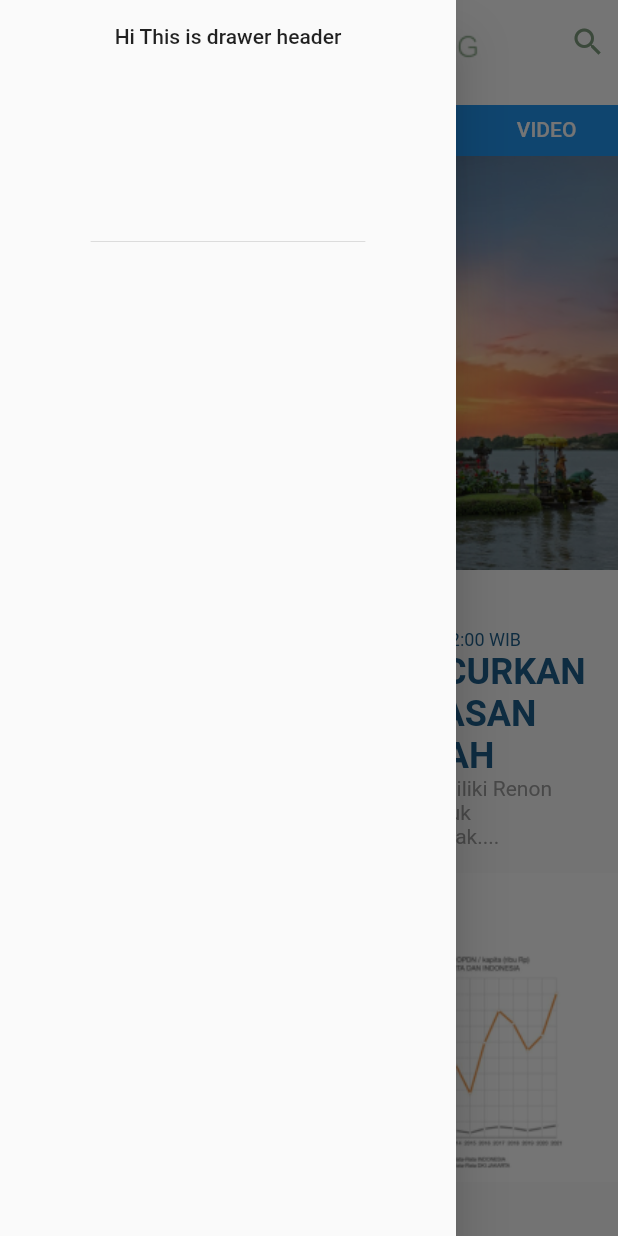
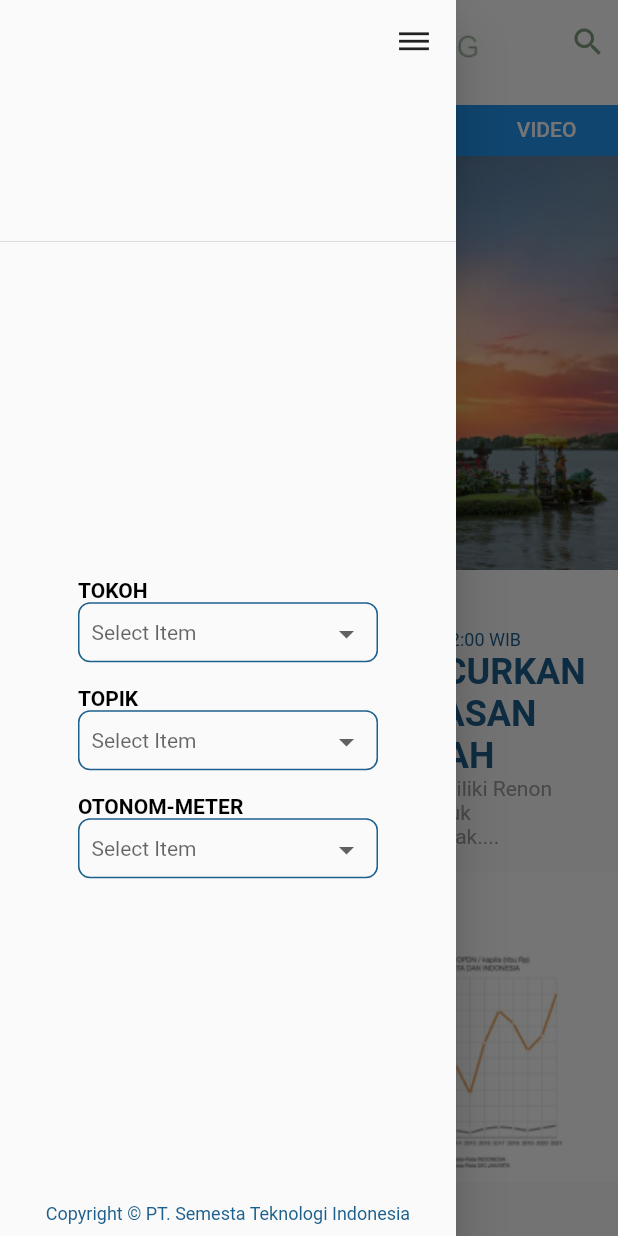
Before and after one commit to imaldi/flutter_neraca_ruang, a Flutter app: the screen it shows after launch, with the side drawer open, on a phone screen of 412 x 824 dp. Run offline on Flutter 3.47's test engine with Material 2 defaults, Android fonts, the phone set to English and light mode, and no system bars; drawn by our look-alikes of dropdown_button2.

Commit message:
done 3 searchable dropdown in drawer

```diff
--- a/lib/main.dart
+++ b/lib/main.dart
@@ -1,4 +1,5 @@
 import 'package:flutter/material.dart';
+import 'package:flutter_neraca_ruang/presentation/widgets/drawer_content.dart';
 import 'package:flutter_neraca_ruang/presentation/widgets/tab_menu_item.dart';
 
 import 'core/consts/colors.dart';
@@ -23,13 +24,14 @@ class MyApp extends StatelessWidget {
             headlineSmall: Theme.of(context).textTheme.headlineSmall?.copyWith(
                 color: const Color(titleColorText),
                 fontWeight: FontWeight.bold),
-            bodyMedium: TextStyle(color: Colors.grey),
-            bodySmall: TextStyle(color: Color(titleColorText))),
+            bodyMedium: const TextStyle(color: Colors.grey),
+            bodySmall: const TextStyle(color: Color(titleColorText))),
         appBarTheme: Theme.of(context).appBarTheme.copyWith(
             backgroundColor: Colors.white,
-            titleTextStyle: TextStyle(color: Colors.black),
-            iconTheme: IconThemeData(color: Color(appBarIconColor)),
-            actionsIconTheme: IconThemeData(color: Color(appBarIconColor))),
+            titleTextStyle: const TextStyle(color: Colors.black),
+            iconTheme: const IconThemeData(color: Color(appBarIconColor)),
+            actionsIconTheme:
+                const IconThemeData(color: Color(appBarIconColor))),
       ),
       home: const MyHomePage(title: 'Flutter Demo Home Page'),
     );
@@ -46,7 +48,7 @@ class MyHomePage extends StatefulWidget {
 }
 
 class _MyHomePageState extends State<MyHomePage> {
-  TabBar get _tabBar => TabBar(
+  TabBar get _tabBar => const TabBar(
         isScrollable: true,
         indicatorColor: Colors.transparent,
         tabs: [
@@ -81,8 +83,24 @@ class _MyHomePageState extends State<MyHomePage> {
         ),
         drawer: Drawer(
           child: Column(
-            children: const [
-              DrawerHeader(child: Text("Hi This is drawer header")),
+            mainAxisAlignment: MainAxisAlignment.spaceBetween,
+            children: [
+              DrawerHeader(
+                  child: Row(
+                crossAxisAlignment: CrossAxisAlignment.start,
+                mainAxisAlignment: MainAxisAlignment.end,
+                children: [
+                  Icon(Icons.dehaze),
+                ],
+              )),
+              DrawerContent(),
+              Padding(
+                padding: const EdgeInsets.only(bottom: 8.0),
+                child: Text(
+                  "Copyright © PT. Semesta Teknologi Indonesia",
+                  style: Theme.of(context).textTheme.bodySmall,
+                ),
+              ),
             ],
           ),
         ),
@@ -94,7 +112,7 @@ class _MyHomePageState extends State<MyHomePage> {
                 padding: const EdgeInsets.all(medium),
                 child: Column(
                   children: [
-                    Icon(Icons.newspaper),
+                    const Icon(Icons.newspaper),
                     Text(
                       'Anita Basudara (nama editor) 26/05/2023, 12:00 WIB',
                       style: Theme.of(context).textTheme.bodySmall,
@@ -114,21 +132,19 @@ class _MyHomePageState extends State<MyHomePage> {
                 padding: const EdgeInsets.all(medium),
                 child: Column(
                   children: [
-                    Icon(Icons.notes),
+                    const Icon(Icons.notes),
                     Text(
                       "PARADOKS DESENTRALISASI : CUMA 4 PERSEN TAPI DAPAT SETENGAH",
                       style: Theme.of(context).textTheme.headlineSmall,
                       textAlign: TextAlign.center,
                     ),
-                    Text(
+                    const Text(
                         "Sebagian realisasi anggaran yang ditransfer pemerintah pusat ke daerah (propinsi, kota, maupun kabupaten), merupakan dana bagi hasil (DBH). Sumber pendapat yang menjadi hak konstitusi mereka. Maka, selain pendapatan asli daerah (PAD), otonomi fiskal yang 'murni' merupakan kemampuan masing-masing mereka, juga dicerminkan tingkat perolehan DBH-nya."),
                   ],
                 ),
               ),
               SingleChildScrollView(
                   scrollDirection: Axis.horizontal,
-                  child: Container(
-                    constraints: BoxConstraints(maxHeight: 250),
                   child: Row(
                     children: [
                       Image.asset("assets/images/sliding_1.png"),
@@ -138,35 +154,37 @@ class _MyHomePageState extends State<MyHomePage> {
                               margin: const EdgeInsets.symmetric(
                                   horizontal: medium),
                               constraints: BoxConstraints(
-                                    minWidth: MediaQuery.of(context)
-                                                .orientation ==
+                                  maxHeight: 250,
+                                  minWidth:
+                                      MediaQuery.of(context).orientation ==
                                               Orientation.portrait
                                           ? MediaQuery.of(context).size.width
                                           : MediaQuery.of(context).size.height,
-                                    maxWidth: MediaQuery.of(context)
-                                                .orientation ==
+                                  maxWidth:
+                                      MediaQuery.of(context).orientation ==
                                               Orientation.portrait
                                           ? MediaQuery.of(context).size.width
                                           : MediaQuery.of(context).size.height),
+                              child: SizedBox.expand(
                                 child: FittedBox(
-                                  fit: BoxFit.contain,
+                                  fit: BoxFit.cover,
                                   child: e,
+                                ),
                               ),
                             ))
                         .toList(),
-                    ),
                   )),
               Padding(
                 padding: const EdgeInsets.all(medium),
                 child: Column(
                   children: [
-                    Icon(Icons.mail),
+                    const Icon(Icons.mail),
                     Text(
                       "20 TAHUN OTONOMI DAERAH",
                       style: Theme.of(context).textTheme.headlineSmall,
                       textAlign: TextAlign.center,
                     ),
-                    Text(
+                    const Text(
                         "Era desentralisasi telah mendorong kepala daerah berinovasi dalam mengembangkan wilayah mereka untuk."),
                   ],
                 ),
@@ -176,20 +194,20 @@ class _MyHomePageState extends State<MyHomePage> {
                 padding: const EdgeInsets.all(medium),
                 child: Column(
                   children: [
-                    Icon(Icons.play_arrow),
+                    const Icon(Icons.play_arrow),
                     Text(
                       "PLANOLOGI MENGGUGAT (EPISODE 2 : MEMBERI MANFAAT ATAU MENGUNDANG BENCANA?)",
                       style: Theme.of(context).textTheme.headlineSmall,
                       textAlign: TextAlign.center,
                     ),
-                    Text("Ini Isi Sinopsis Video"),
+                    const Text("Ini Isi Sinopsis Video"),
                   ],
                 ),
               ),
               SingleChildScrollView(
                   scrollDirection: Axis.horizontal,
                   child: Container(
-                    constraints: BoxConstraints(maxHeight: 250),
+                    constraints: const BoxConstraints(maxHeight: 250),
                     child: Row(
                       children: [
                         Image.asset("assets/images/sliding_1.png"),
@@ -209,9 +227,11 @@ class _MyHomePageState extends State<MyHomePage> {
                                             Orientation.portrait
                                         ? MediaQuery.of(context).size.width
                                         : MediaQuery.of(context).size.height),
+                                child: SizedBox.expand(
                                   child: FittedBox(
                                     fit: BoxFit.contain,
                                     child: e,
+                                  ),
                                 ),
                               ))
                           .toList(),
@@ -221,8 +241,8 @@ class _MyHomePageState extends State<MyHomePage> {
                 padding: const EdgeInsets.all(medium),
                 child: Column(
                   children: [
-                    Icon(Icons.camera),
-                    Text("Institut Teknlogi Denpasar, 23 Mei 2023"),
+                    const Icon(Icons.camera),
+                    const Text("Institut Teknlogi Denpasar, 23 Mei 2023"),
                     Text(
                       "ARISAN 6301: PARIWISATA NUSANTARA",
                       style: Theme.of(context).textTheme.headlineSmall,
@@ -234,7 +254,7 @@ class _MyHomePageState extends State<MyHomePage> {
               SingleChildScrollView(
                   scrollDirection: Axis.horizontal,
                   child: Container(
-                    constraints: BoxConstraints(maxHeight: 250),
+                    constraints: const BoxConstraints(maxHeight: 250),
                     child: Row(
                       children: [
                         Image.asset("assets/images/sliding_1.png"),
@@ -254,9 +274,11 @@ class _MyHomePageState extends State<MyHomePage> {
                                             Orientation.portrait
                                         ? MediaQuery.of(context).size.width
                                         : MediaQuery.of(context).size.height),
+                                child: SizedBox.expand(
                                   child: FittedBox(
                                     fit: BoxFit.contain,
                                     child: e,
+                                  ),
                                 ),
                               ))
                           .toList(),
@@ -266,18 +288,18 @@ class _MyHomePageState extends State<MyHomePage> {
                 padding: const EdgeInsets.all(medium),
                 child: Column(
                   children: [
-                    Icon(Icons.mail),
+                    const Icon(Icons.mail),
                     Text(
                       "APAKAH INDONESIA SUDAH MENJALANKAN OTONOMI DAERAH DENGAN BAIK?",
                       style: Theme.of(context).textTheme.headlineSmall,
                       textAlign: TextAlign.center,
                     ),
-                    Text(
+                    const Text(
                         "Diskusi hangat mengenai pandangan masyarakat terhadap penerapan otonomi daerah di masa kini."),
                   ],
                 ),
               ),
-              SizedBox(
+              const SizedBox(
                 height: extra,
               ),
               Text(
@@ -287,7 +309,7 @@ class _MyHomePageState extends State<MyHomePage> {
               ),
               Row(
                 mainAxisAlignment: MainAxisAlignment.center,
-                children: [
+                children: const [
                   Icon(Icons.add),
                   Icon(Icons.ac_unit),
                   Icon(Icons.access_alarm),
@@ -295,11 +317,11 @@ class _MyHomePageState extends State<MyHomePage> {
                   Icon(Icons.mail),
                 ],
               ),
-              Text(
+              const Text(
                 "Email",
                 textAlign: TextAlign.center,
               ),
-              Text(
+              const Text(
                 "aldiirsanmajid@gmail.com",
                 style: TextStyle(decoration: TextDecoration.underline),
                 textAlign: TextAlign.center,
@@ -307,7 +329,7 @@ class _MyHomePageState extends State<MyHomePage> {
               SingleChildScrollView(
                   scrollDirection: Axis.horizontal,
                   child: Container(
-                    constraints: BoxConstraints(maxHeight: 250),
+                    constraints: const BoxConstraints(maxHeight: 250),
                     child: Row(
                       children: [
                         Image.asset("assets/images/sliding_1.png"),
@@ -327,9 +349,11 @@ class _MyHomePageState extends State<MyHomePage> {
                                             Orientation.portrait
                                         ? MediaQuery.of(context).size.width
                                         : MediaQuery.of(context).size.height),
+                                child: SizedBox.expand(
                                   child: FittedBox(
                                     fit: BoxFit.contain,
                                     child: e,
+                                  ),
                                 ),
                               ))
                           .toList(),
--- /dev/null
+++ b/lib/presentation/widgets/drawer_content.dart
@@ -0,0 +1,81 @@
+import 'package:dropdown_button2/dropdown_button2.dart';
+import 'package:flutter/material.dart';
+import 'package:flutter_neraca_ruang/core/consts/colors.dart';
+import 'package:flutter_neraca_ruang/presentation/widgets/searchable_dropdown.dart';
+
+import '../../core/consts/sizes.dart';
+
+class DrawerContent extends StatefulWidget {
+  const DrawerContent({Key? key}) : super(key: key);
+
+  @override
+  _DrawerContentState createState() => _DrawerContentState();
+}
+
+class _DrawerContentState extends State<DrawerContent> {
+  final List<String> items = [
+    'Pemerintah',
+    'Wakil Rakyat',
+    'Penegak Hukum',
+    'Peradilan',
+    'Pemasok',
+    'Produsen',
+    'Distributor',
+    'Pengecer',
+    'Konsumen',
+    'Pembayar Pajak',
+    'Pengusaha',
+    'Investor',
+  ];
+  final List<String> items2 = [
+    'Pendidikan',
+    'Kesehatan',
+    'Transportasi',
+    'Air Bersih',
+    'Energi',
+    'Hunian',
+    'Lapangan Kerja',
+    'Informasi',
+    'Ketersediaan',
+    'Keamanan',
+    'Ketertiban',
+    'Kemudahan',
+    'Kenyamanan',
+    'Bisnis',
+    'Ekonomi',
+    'Hukum',
+    'Politik',
+    'Sosial',
+  ];
+
+  final List<String> items3 = [
+    'Pendapatan Daerah',
+    'Dana Bagi Hasil',
+    'Pajak',
+    'Retribusi',
+    'Transfer Pusat',
+    'Transfer Daerah',
+    'Hibah',
+    'Pinjaman',
+    'Belanja Daerah',
+    '(Belanja) Pegawai',
+    '(Belanja) Modal',
+    '(Belanja) Barang dan Jasa',
+    'Bantuan Sosial',
+    'Bunga',
+    'Subsidi',
+  ];
+
+  @override
+  Widget build(BuildContext context) {
+    return Center(
+      child: Column(
+        children: [
+          SearchableDropdown("TOKOH", items),
+          SearchableDropdown("TOPIK", items2),
+          SearchableDropdown("OTONOM-METER", items3),
+        ],
+      ),
+    );
+  }
+}
--- /dev/null
+++ b/lib/presentation/widgets/searchable_dropdown.dart
@@ -0,0 +1,124 @@
+import 'package:dropdown_button2/dropdown_button2.dart';
+import 'package:flutter/material.dart';
+
+import '../../core/consts/colors.dart';
+import '../../core/consts/sizes.dart';
+
+class SearchableDropdown extends StatefulWidget {
+  final String label;
+  final List<String> items;
+  const SearchableDropdown(this.label, this.items, {Key? key})
+      : super(key: key);
+
+  @override
+  _SearchableDropdownState createState() => _SearchableDropdownState();
+}
+
+class _SearchableDropdownState extends State<SearchableDropdown> {
+  String? selectedValue;
+  final TextEditingController textEditingController = TextEditingController();
+
+  @override
+  void dispose() {
+    textEditingController.dispose();
+    super.dispose();
+  }
+
+  @override
+  Widget build(BuildContext context) {
+    return Container(
+      margin: const EdgeInsets.all(normal),
+      child: Column(
+        crossAxisAlignment: CrossAxisAlignment.start,
+        children: [
+          Text(
+            widget.label,
+            style: TextStyle(fontWeight: FontWeight.bold, color: Colors.black),
+          ),
+          DropdownButtonHideUnderline(
+            child: DropdownButton2<String>(
+              isExpanded: true,
+              hint: Text(
+                'Select Item',
+                style: TextStyle(
+                  fontSize: 14,
+                  color: Theme.of(context).hintColor,
+                ),
+              ),
+              items: widget.items
+                  .map((item) => DropdownMenuItem(
+                        value: item,
+                        child: Text(
+                          item,
+                          style: const TextStyle(
+                            fontSize: 14,
+                          ),
+                        ),
+                      ))
+                  .toList(),
+              value: selectedValue,
+              onChanged: (value) {
+                setState(() {
+                  selectedValue = value as String;
+                });
+              },
+              buttonStyleData: ButtonStyleData(
+                  padding: const EdgeInsets.all(normal),
+                  height: 40,
+                  width: 200,
+                  decoration: BoxDecoration(
+                      border: Border.all(color: const Color(titleColorText)),
+                      borderRadius: BorderRadius.all(Radius.circular(normal)))),
+              dropdownStyleData: const DropdownStyleData(
+                maxHeight: 200,
+              ),
+              menuItemStyleData: const MenuItemStyleData(
+                height: 40,
+              ),
+
+              dropdownSearchData: DropdownSearchData(
+                searchController: textEditingController,
+                searchInnerWidgetHeight: 50,
+                searchInnerWidget: Container(
+                  height: 50,
+                  padding: const EdgeInsets.only(
+                    top: 8,
+                    bottom: 4,
+                    right: 8,
+                    left: 8,
+                  ),
+                  child: TextFormField(
+                    expands: true,
+                    maxLines: null,
+                    controller: textEditingController,
+                    decoration: InputDecoration(
+                      isDense: true,
+                      contentPadding: const EdgeInsets.symmetric(
+                        horizontal: 10,
+                        vertical: 8,
+                      ),
+                      hintText: 'Search for an item...',
+                      hintStyle: const TextStyle(fontSize: 12),
+                      border: OutlineInputBorder(
+                        borderRadius: BorderRadius.circular(8),
+                      ),
+                    ),
+                  ),
+                ),
+                searchMatchFn: (item, searchValue) {
+                  return (item.value.toString().contains(searchValue));
+                },
+              ),
+              //This to clear the search value when you close the menu
+              onMenuStateChange: (isOpen) {
+                if (!isOpen) {
+                  textEditingController.clear();
+                }
+              },
+            ),
+          ),
+        ],
+      ),
+    );
+  }
+}
```
Lines whose indentation alone changed are shown as unchanged.
